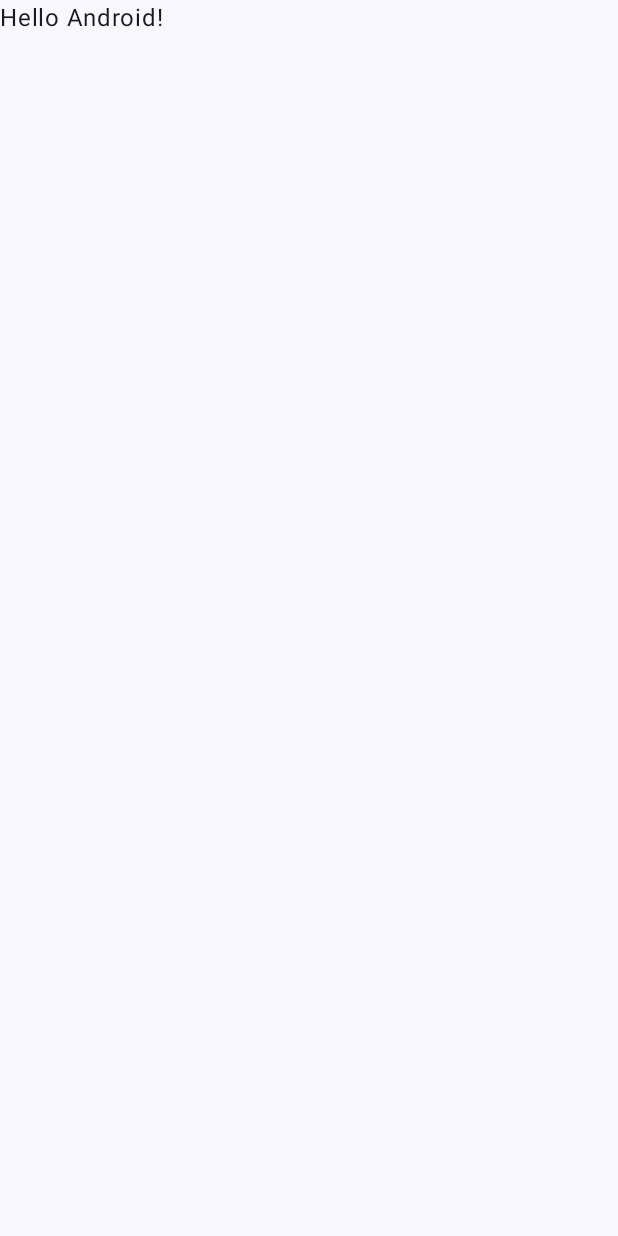
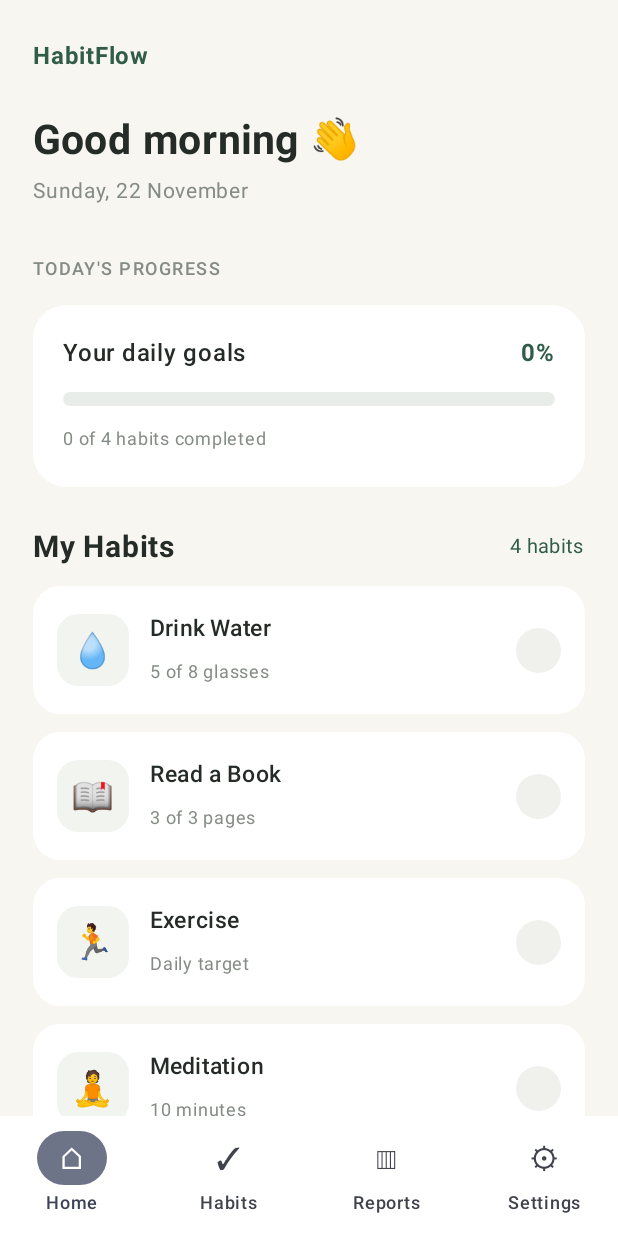
Before and after one commit to deepankarpatel/Habit_Flow-, an Android app built with Jetpack Compose: the screen it shows after launch (MainActivity), on a phone screen of 412 x 824 dp. Before the commit the screen is almost empty. Run offline under Robolectric (Android 15) with nearby library versions, the phone set to English and light mode, and no system bars.

Commit message:
added home screen

```diff
--- a/app/src/main/java/com/habitflow/app/MainActivity.kt
+++ b/app/src/main/java/com/habitflow/app/MainActivity.kt
@@ -1,47 +1,21 @@
+
 package com.habitflow.app
 
 import android.os.Bundle
 import androidx.activity.ComponentActivity
 import androidx.activity.compose.setContent
-import androidx.activity.enableEdgeToEdge
-import androidx.compose.foundation.layout.fillMaxSize
-import androidx.compose.foundation.layout.padding
-import androidx.compose.material3.Scaffold
-import androidx.compose.material3.Text
-import androidx.compose.runtime.Composable
-import androidx.compose.ui.Modifier
-import androidx.compose.ui.tooling.preview.Preview
+import com.habitflow.app.ui.screens.HabitHomeScreen
 import com.habitflow.app.ui.theme.HabitFlowTheme
 
 class MainActivity : ComponentActivity() {
+
     override fun onCreate(savedInstanceState: Bundle?) {
         super.onCreate(savedInstanceState)
-        enableEdgeToEdge()
+
         setContent {
             HabitFlowTheme {
-                Scaffold(modifier = Modifier.fillMaxSize()) { innerPadding ->
-                    Greeting(
-                        name = "Android",
-                        modifier = Modifier.padding(innerPadding)
-                    )
-                }
+                HabitHomeScreen()
             }
         }
     }
 }
-
-@Composable
-fun Greeting(name: String, modifier: Modifier = Modifier) {
-    Text(
-        text = "Hello $name!",
-        modifier = modifier
-    )
-}
-
-@Preview(showBackground = true)
-@Composable
-fun GreetingPreview() {
-    HabitFlowTheme {
-        Greeting("Android")
-    }
-}
--- /dev/null
+++ b/app/src/main/java/com/habitflow/app/domain/model/habit.kt
@@ -0,0 +1,10 @@
+
+package com.habitflow.app.domain.model
+
+data class Habit(
+    val id: Int,
+    val name: String,
+    val emoji: String,
+    val progressText: String,
+    val isCompleted: Boolean = false
+)
--- /dev/null
+++ b/app/src/main/java/com/habitflow/app/ui/components/HabitCard.kt
@@ -0,0 +1,133 @@
+
+package com.habitflow.app.ui.components
+
+import androidx.compose.foundation.background
+import androidx.compose.foundation.clickable
+import androidx.compose.foundation.layout.*
+import androidx.compose.foundation.shape.CircleShape
+import androidx.compose.foundation.shape.RoundedCornerShape
+import androidx.compose.material3.Card
+import androidx.compose.material3.CardDefaults
+import androidx.compose.material3.Text
+import androidx.compose.runtime.Composable
+import androidx.compose.ui.Alignment
+import androidx.compose.ui.Modifier
+import androidx.compose.ui.draw.clip
+import androidx.compose.ui.graphics.Color
+import androidx.compose.ui.text.font.FontWeight
+import androidx.compose.ui.tooling.preview.Preview
+import androidx.compose.ui.unit.dp
+import androidx.compose.ui.unit.sp
+import com.habitflow.app.domain.model.Habit
+import com.habitflow.app.ui.theme.HabitFlowTheme
+
+private val Green = Color(0xFF315C48)
+
+@Composable
+fun HabitCard(
+    habit: Habit,
+    onClick: () -> Unit
+) {
+    Card(
+        modifier = Modifier
+            .fillMaxWidth()
+            .clickable { onClick() },
+        shape = RoundedCornerShape(18.dp),
+        colors = CardDefaults.cardColors(
+            containerColor = Color.White
+        )
+    ) {
+        Row(
+            modifier = Modifier.padding(16.dp),
+            verticalAlignment = Alignment.CenterVertically
+        ) {
+
+            Box(
+                modifier = Modifier
+                    .size(48.dp)
+                    .clip(RoundedCornerShape(14.dp))
+                    .background(Color(0xFFF1F4EF)),
+                contentAlignment = Alignment.Center
+            ) {
+                Text(
+                    text = habit.emoji,
+                    fontSize = 23.sp
+                )
+            }
+
+            Spacer(modifier = Modifier.width(14.dp))
+
+            Column(
+                modifier = Modifier.weight(1f)
+            ) {
+                Text(
+                    text = habit.name,
+                    fontSize = 15.sp,
+                    fontWeight = FontWeight.SemiBold,
+                    color = Color(0xFF252B27)
+                )
+
+                Spacer(modifier = Modifier.height(5.dp))
+
+                Text(
+                    text = habit.progressText,
+                    fontSize = 12.sp,
+                    color = Color(0xFF858B85)
+                )
+            }
+
+            Box(
+                modifier = Modifier
+                    .size(30.dp)
+                    .clip(CircleShape)
+                    .background(
+                        if (habit.isCompleted)
+                            Green
+                        else
+                            Color(0xFFF0F1ED)
+                    ),
+                contentAlignment = Alignment.Center
+            ) {
+                Text(
+                    text = if (habit.isCompleted) "✓" else "",
+                    color = Color.White,
+                    fontSize = 17.sp
+                )
+            }
+        }
+    }
+}
+
+@Preview(showBackground = true)
+@Composable
+fun HabitCardPreview() {
+    HabitFlowTheme {
+        Column(
+            modifier = Modifier
+                .fillMaxWidth()
+                .padding(16.dp),
+            verticalArrangement = Arrangement.spacedBy(12.dp)
+        ) {
+            HabitCard(
+                habit = Habit(
+                    id = 1,
+                    name = "Drink Water",
+                    emoji = "💧",
+                    progressText = "7/8 glasses",
+                    isCompleted = false
+                ),
+                onClick = {}
+            )
+            HabitCard(
+                habit = Habit(
+                    id = 2,
+                    name = "Morning Meditation",
+                    emoji = "🧘",
+                    progressText = "10 mins",
+                    isCompleted = true
+                ),
+                onClick = {}
+            )
+        }
+    }
+}
--- /dev/null
+++ b/app/src/main/java/com/habitflow/app/ui/screens/HabitHomeScreen.kt
@@ -0,0 +1,246 @@
+
+package com.habitflow.app.ui.screens
+
+import androidx.compose.foundation.background
+import androidx.compose.foundation.layout.*
+import androidx.compose.foundation.rememberScrollState
+import androidx.compose.foundation.shape.CircleShape
+import androidx.compose.foundation.shape.RoundedCornerShape
+import androidx.compose.foundation.verticalScroll
+import androidx.compose.material3.*
+import androidx.compose.runtime.*
+import androidx.compose.runtime.snapshots.SnapshotStateList
+import androidx.compose.ui.Alignment
+import androidx.compose.ui.Modifier
+import androidx.compose.ui.draw.clip
+import androidx.compose.ui.graphics.Color
+import androidx.compose.ui.text.font.FontWeight
+import androidx.compose.ui.unit.dp
+import androidx.compose.ui.unit.sp
+import com.habitflow.app.domain.model.Habit
+import com.habitflow.app.ui.components.HabitCard
+import androidx.compose.ui.tooling.preview.Preview
+import com.habitflow.app.ui.theme.HabitFlowTheme
+import java.time.LocalDate
+import java.time.LocalTime
+import java.time.format.DateTimeFormatter
+
+private val Background = Color(0xFFF7F6F1)
+private val Green = Color(0xFF315C48)
+private val Dark = Color(0xFF252B27)
+private val Muted = Color(0xFF858B85)
+
+@Composable
+fun HabitHomeScreen() {
+
+    val habits = remember {
+        mutableStateListOf(
+            Habit(1, "Drink Water", "💧", "5 of 8 glasses"),
+            Habit(2, "Read a Book", "📖", "3 of 3 pages"),
+            Habit(3, "Exercise", "🏃", "Daily target"),
+            Habit(4, "Meditation", "🧘", "10 minutes")
+        )
+    }
+
+    val completedCount = habits.count { it.isCompleted }
+    val totalHabits = habits.size
+
+    val progress = if (totalHabits > 0) {
+        completedCount.toFloat() / totalHabits
+    } else {
+        0f
+    }
+
+    val greeting = when (LocalTime.now().hour) {
+        in 5..11 -> "Good morning"
+        in 12..16 -> "Good afternoon"
+        else -> "Good evening"
+    }
+
+    val today = LocalDate.now().format(
+        DateTimeFormatter.ofPattern("EEEE, dd MMMM")
+    )
+
+    var selectedTab by remember { mutableIntStateOf(0) }
+
+    Scaffold(
+        containerColor = Background,
+        bottomBar = {
+            NavigationBar(
+                containerColor = Color.White
+            ) {
+                val tabs = listOf(
+                    "Home" to "⌂",
+                    "Habits" to "✓",
+                    "Reports" to "▥",
+                    "Settings" to "⚙"
+                )
+
+                tabs.forEachIndexed { index, tab ->
+                    NavigationBarItem(
+                        selected = selectedTab == index,
+                        onClick = { selectedTab = index },
+                        icon = {
+                            Text(
+                                text = tab.second,
+                                fontSize = 20.sp
+                            )
+                        },
+                        label = {
+                            Text(tab.first)
+                        }
+                    )
+                }
+            }
+        }
+    ) { padding ->
+
+        Column(
+            modifier = Modifier
+                .fillMaxSize()
+                .padding(padding)
+                .verticalScroll(rememberScrollState())
+                .padding(horizontal = 22.dp)
+                .padding(top = 25.dp, bottom = 20.dp)
+        ) {
+
+            Text(
+                text = "HabitFlow",
+                fontSize = 16.sp,
+                fontWeight = FontWeight.Bold,
+                color = Green
+            )
+
+            Spacer(modifier = Modifier.height(28.dp))
+
+            Text(
+                text = "$greeting 👋",
+                fontSize = 27.sp,
+                fontWeight = FontWeight.Bold,
+                color = Dark
+            )
+
+            Spacer(modifier = Modifier.height(6.dp))
+
+            Text(
+                text = today,
+                fontSize = 14.sp,
+                color = Muted
+            )
+
+            Spacer(modifier = Modifier.height(28.dp))
+
+            Text(
+                text = "TODAY'S PROGRESS",
+                fontSize = 12.sp,
+                fontWeight = FontWeight.SemiBold,
+                color = Muted,
+                letterSpacing = 1.sp
+            )
+
+            Spacer(modifier = Modifier.height(12.dp))
+
+            Card(
+                modifier = Modifier.fillMaxWidth(),
+                shape = RoundedCornerShape(22.dp),
+                colors = CardDefaults.cardColors(
+                    containerColor = Color.White
+                )
+            ) {
+                Column(
+                    modifier = Modifier.padding(20.dp)
+                ) {
+
+                    Row(
+                        modifier = Modifier.fillMaxWidth(),
+                        horizontalArrangement =
+                            Arrangement.SpaceBetween
+                    ) {
+                        Text(
+                            text = "Your daily goals",
+                            fontWeight = FontWeight.SemiBold,
+                            color = Dark
+                        )
+
+                        Text(
+                            text = "${(progress * 100).toInt()}%",
+                            fontWeight = FontWeight.Bold,
+                            color = Green
+                        )
+                    }
+
+                    Spacer(modifier = Modifier.height(14.dp))
+
+                    Box(
+                        modifier = Modifier
+                            .fillMaxWidth()
+                            .height(9.dp)
+                            .clip(CircleShape)
+                            .background(Color(0xFFE9EDE9))
+                    ) {
+                        Box(
+                            modifier = Modifier
+                                .fillMaxHeight()
+                                .fillMaxWidth(progress)
+                                .clip(CircleShape)
+                                .background(Green)
+                        )
+                    }
+
+                    Spacer(modifier = Modifier.height(10.dp))
+
+                    Text(
+                        text = "$completedCount of $totalHabits habits completed",
+                        fontSize = 12.sp,
+                        color = Muted
+                    )
+                }
+            }
+
+            Spacer(modifier = Modifier.height(28.dp))
+
+            Row(
+                modifier = Modifier.fillMaxWidth(),
+                horizontalArrangement = Arrangement.SpaceBetween,
+                verticalAlignment = Alignment.CenterVertically
+            ) {
+                Text(
+                    text = "My Habits",
+                    fontSize = 20.sp,
+                    fontWeight = FontWeight.Bold,
+                    color = Dark
+                )
+
+                Text(
+                    text = "$totalHabits habits",
+                    fontSize = 13.sp,
+                    color = Green
+                )
+            }
+
+            Spacer(modifier = Modifier.height(14.dp))
+
+            habits.forEachIndexed { index, habit ->
+
+                HabitCard(
+                    habit = habit,
+                    onClick = {
+                        habits[index] = habit.copy(
+                            isCompleted = !habit.isCompleted
+                        )
+                    }
+                )
+
+                Spacer(modifier = Modifier.height(12.dp))
+            }
+        }
+    }
+}
+
+@Preview(showBackground = true)
+@Composable
+fun HabitHomeScreenPreview() {
+    HabitFlowTheme {
+        HabitHomeScreen()
+    }
+}
```
